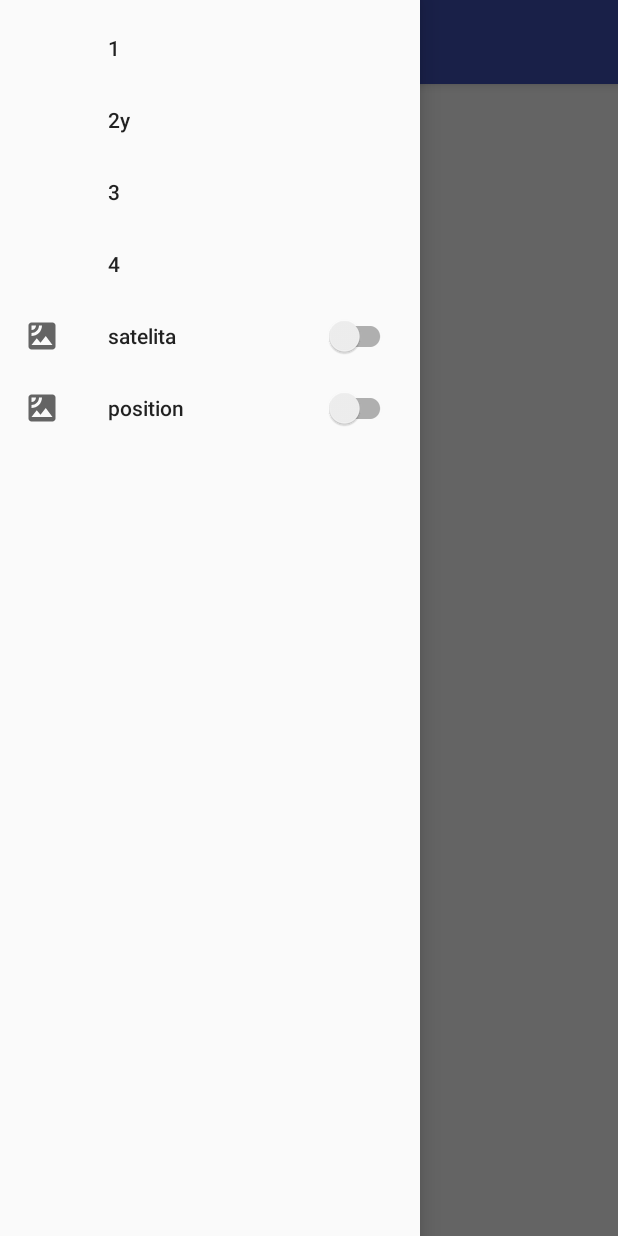
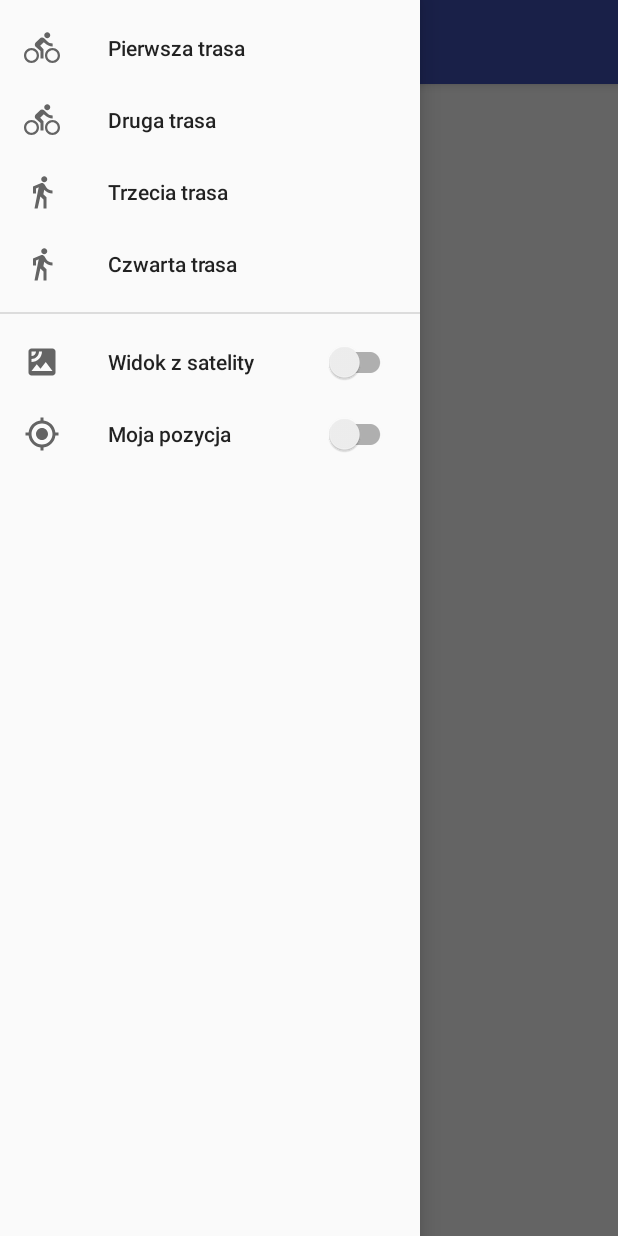
Before and after one commit to tasiuwasiu/PSMA-Maps, an Android app: the MapsActivity screen opened directly, with no data from a screen before it, with the side drawer open, on a phone screen of 412 x 824 dp. Run offline under Robolectric (Android 15) with nearby library versions, the phone set to English and light mode, and no system bars.

```diff
--- a/app/src/main/java/lab/wasikrafal/lab7/MapsActivity.java
+++ b/app/src/main/java/lab/wasikrafal/lab7/MapsActivity.java
@@ -1,8 +1,12 @@
 package lab.wasikrafal.lab7;
 
+import android.Manifest;
+import android.app.Activity;
+import android.content.Context;
+import android.content.SharedPreferences;
 import android.support.annotation.NonNull;
 import android.support.design.widget.NavigationView;
-import android.support.v4.app.FragmentActivity;
+import android.support.v4.app.ActivityCompat;
 import android.os.Bundle;
 import android.support.v4.view.GravityCompat;
 import android.support.v4.widget.DrawerLayout;
@@ -10,10 +14,10 @@ import android.support.v7.app.ActionBar;
 import android.support.v7.app.AppCompatActivity;
 import android.support.v7.widget.SwitchCompat;
 import android.support.v7.widget.Toolbar;
+import android.util.Log;
 import android.view.Menu;
 import android.view.MenuItem;
 import android.widget.CompoundButton;
-import android.widget.Switch;
 import android.widget.Toast;
 
 import com.google.android.gms.maps.CameraUpdateFactory;
@@ -21,21 +25,32 @@ import com.google.android.gms.maps.GoogleMap;
 import com.google.android.gms.maps.OnMapReadyCallback;
 import com.google.android.gms.maps.SupportMapFragment;
 import com.google.android.gms.maps.model.LatLng;
-import com.google.android.gms.maps.model.MarkerOptions;
+import com.google.android.gms.maps.model.Marker;
+import com.google.android.gms.maps.model.Polyline;
+
+import java.util.List;
 
 public class MapsActivity extends AppCompatActivity implements OnMapReadyCallback
 {
 
-    private GoogleMap mMap;
-    private DrawerLayout mDrawerLayout;
-    private NavigationView navigationView;
+    private GoogleMap map;
+    private DrawerLayout drawerLayout;
+    private Activity mapsActivity;
+    private SharedPreferences sharedPreferences;
+    SharedPreferences.Editor preferenceEditor;
+    SwitchCompat satelliteSwitch;
+    SwitchCompat positionSwitch;
+    private List<Polyline> currentRoad;
+    private List<Marker> currentMarkers;
 
     @Override
     protected void onCreate(Bundle savedInstanceState)
     {
         super.onCreate(savedInstanceState);
         setContentView(R.layout.activity_maps);
-        mDrawerLayout = findViewById(R.id.drawer_layout);
+        sharedPreferences = getSharedPreferences("lab.wasikrafal.lab7", Context.MODE_PRIVATE);
+        mapsActivity = this;
+        drawerLayout = findViewById(R.id.drawer_layout);
         Toolbar toolbar = (Toolbar) findViewById(R.id.my_toolbar);
         setSupportActionBar(toolbar);
         ActionBar actionbar = getSupportActionBar();
@@ -44,17 +59,16 @@ public class MapsActivity extends AppCompatActivity implements OnMapReadyCallbac
             actionbar.setHomeAsUpIndicator(R.drawable.ic_menu);
         }
 
-        initNavigationMenu();
-
-
         SupportMapFragment mapFragment = (SupportMapFragment) getSupportFragmentManager()
                 .findFragmentById(R.id.map);
         mapFragment.getMapAsync(this);
+
+        initNavigationMenu();
     }
 
     private void initNavigationMenu()
     {
-        navigationView = (NavigationView) findViewById(R.id.nav_view);
+        NavigationView navigationView = (NavigationView) findViewById(R.id.nav_view);
 
         navigationView.setNavigationItemSelectedListener(
                 new NavigationView.OnNavigationItemSelectedListener() {
@@ -64,29 +78,46 @@ public class MapsActivity extends AppCompatActivity implements OnMapReadyCallbac
 
                         if(id == R.id.nav_first_road)
                         {
-                            mMap.setMapType(GoogleMap.MAP_TYPE_SATELLITE);
+                            showFirstRoad();
+                        }
+                        if(id == R.id.nav_second_road)
+                        {
+                            showSecondRoad();
+                        }
+                        if(id == R.id.nav_third_road)
+                        {
+                            showThirdRoad();
+                        }
+                        if(id == R.id.nav_fourth_road)
+                        {
+                            showFourthRoad();
                         }
 
-
-                        mDrawerLayout.closeDrawers();
+                        drawerLayout.closeDrawers();
                         return true;
                     }
                 });
 
         Menu navigationMenu = navigationView.getMenu();
         MenuItem satelliteItem = navigationMenu.findItem(R.id.nav_satellite);
-        SwitchCompat satelliteSwitch = (SwitchCompat) satelliteItem.getActionView().findViewById(R.id.nav_switch);
+        satelliteSwitch = (SwitchCompat) satelliteItem.getActionView().findViewById(R.id.nav_switch);
         satelliteSwitch.setOnCheckedChangeListener(new CompoundButton.OnCheckedChangeListener()
         {
             @Override
             public void onCheckedChanged(CompoundButton compoundButton, boolean b)
             {
-                Toast.makeText(MapsActivity.this, "is enabled frs: " + b , Toast.LENGTH_SHORT).show();
+                if(b)
+                    map.setMapType(GoogleMap.MAP_TYPE_HYBRID);
+                else
+                    map.setMapType(GoogleMap.MAP_TYPE_NORMAL);
+                preferenceEditor = sharedPreferences.edit();
+                preferenceEditor.putBoolean("satellite", b);
+                preferenceEditor.apply();
             }
         });
 
         MenuItem positionItem = navigationMenu.findItem(R.id.nav_position);
-        SwitchCompat positionSwitch = (SwitchCompat) positionItem.getActionView().findViewById(R.id.nav_switch);
+        positionSwitch = (SwitchCompat) positionItem.getActionView().findViewById(R.id.nav_switch);
         positionSwitch.setOnCheckedChangeListener(new CompoundButton.OnCheckedChangeListener()
         {
             @Override
@@ -94,45 +125,63 @@ public class MapsActivity extends AppCompatActivity implements OnMapReadyCallbac
             {
                 try
                 {
-                    mMap.setMyLocationEnabled(b);
+                    map.setMyLocationEnabled(b);
                 }
                 catch (SecurityException e)
                 {
+                    int resCode=0;
+                    ActivityCompat.requestPermissions(mapsActivity, new String[]{Manifest.permission.ACCESS_COARSE_LOCATION, Manifest.permission.ACCESS_FINE_LOCATION},resCode);
                     Toast.makeText(MapsActivity.this, "GPS error" , Toast.LENGTH_LONG).show();
                     compoundButton.setChecked(false);
                 }
-                //Toast.makeText(MapsActivity.this, "is enabled sec: " + b , Toast.LENGTH_SHORT).show();
+                preferenceEditor = sharedPreferences.edit();
+                preferenceEditor.putBoolean("position", positionSwitch.isChecked());
+                preferenceEditor.apply();
             }
         });
     }
 
+    private void load()
+    {
+        satelliteSwitch.setChecked(sharedPreferences.getBoolean("satellite", false));
+        positionSwitch.setChecked(sharedPreferences.getBoolean("position", false));
+    }
 
-    /**
-     * Manipulates the map once available.
-     * This callback is triggered when the map is ready to be used.
-     * This is where we can add markers or lines, add listeners or move the camera. In this case,
-     * we just add a marker near Sydney, Australia.
-     * If Google Play services is not installed on the device, the user will be prompted to install
-     * it inside the SupportMapFragment. This method will only be triggered once the user has
-     * installed Google Play services and returned to the app.
-     */
+    private void showFirstRoad()
+    {
+        Toast.makeText(MapsActivity.this, "showingfirst" , Toast.LENGTH_LONG).show();
+    }
+
+    private void showSecondRoad()
+    {
+        Toast.makeText(MapsActivity.this, "showing second" , Toast.LENGTH_LONG).show();
+    }
+
+    private void showThirdRoad()
+    {
+        Toast.makeText(MapsActivity.this, "showing third" , Toast.LENGTH_LONG).show();
+    }
+
+    private void showFourthRoad()
+    {
+        Toast.makeText(MapsActivity.this, "showing fourth" , Toast.LENGTH_LONG).show();
+    }
+
     @Override
     public void onMapReady(GoogleMap googleMap)
     {
-        mMap = googleMap;
+        map = googleMap;
+        load();
+        LatLng wroclaw = new LatLng(51.0636, 17.0326);
+        map.animateCamera(CameraUpdateFactory.newLatLngZoom(wroclaw, 11.0f));
 
-        // Add a marker in Sydney and move the camera
-        LatLng wroclaw = new LatLng(51.0636, 17.0326);
-        //mMap.addMarker(new MarkerOptions().position(wroclaw).title("Marker in wroclaw"));
-        mMap.animateCamera(CameraUpdateFactory.newLatLngZoom(wroclaw, 11.0f));
-        //mMap.moveCamera(CameraUpdateFactory.newLatLng(wroclaw));
     }
 
     @Override
     public boolean onOptionsItemSelected(MenuItem item) {
         switch (item.getItemId()) {
             case android.R.id.home:
-                mDrawerLayout.openDrawer(GravityCompat.START);
+                drawerLayout.openDrawer(GravityCompat.START);
                 return true;
         }
         return super.onOptionsItemSelected(item);
@@ -141,8 +190,8 @@ public class MapsActivity extends AppCompatActivity implements OnMapReadyCallbac
     @Override
     public void onBackPressed()
     {
-        if (mDrawerLayout.isDrawerOpen(GravityCompat.START)) {
-            mDrawerLayout.closeDrawer(GravityCompat.START);
+        if (drawerLayout.isDrawerOpen(GravityCompat.START)) {
+            drawerLayout.closeDrawer(GravityCompat.START);
         } else {
             super.onBackPressed();
         }
--- /dev/null
+++ b/app/src/main/res/drawable/ic_bike.xml
@@ -0,0 +1,9 @@
+<vector xmlns:android="http://schemas.android.com/apk/res/android"
+        android:width="24dp"
+        android:height="24dp"
+        android:viewportWidth="24.0"
+        android:viewportHeight="24.0">
+    <path
+        android:fillColor="#FF000000"
+        android:pathData="M15.5,5.5c1.1,0 2,-0.9 2,-2s-0.9,-2 -2,-2 -2,0.9 -2,2 0.9,2 2,2zM5,12c-2.8,0 -5,2.2 -5,5s2.2,5 5,5 5,-2.2 5,-5 -2.2,-5 -5,-5zM5,20.5c-1.9,0 -3.5,-1.6 -3.5,-3.5s1.6,-3.5 3.5,-3.5 3.5,1.6 3.5,3.5 -1.6,3.5 -3.5,3.5zM10.8,10.5l2.4,-2.4 0.8,0.8c1.3,1.3 3,2.1 5.1,2.1L19.1,9c-1.5,0 -2.7,-0.6 -3.6,-1.5l-1.9,-1.9c-0.5,-0.4 -1,-0.6 -1.6,-0.6s-1.1,0.2 -1.4,0.6L7.8,8.4c-0.4,0.4 -0.6,0.9 -0.6,1.4 0,0.6 0.2,1.1 0.6,1.4L11,14v5h2v-6.2l-2.2,-2.3zM19,12c-2.8,0 -5,2.2 -5,5s2.2,5 5,5 5,-2.2 5,-5 -2.2,-5 -5,-5zM19,20.5c-1.9,0 -3.5,-1.6 -3.5,-3.5s1.6,-3.5 3.5,-3.5 3.5,1.6 3.5,3.5 -1.6,3.5 -3.5,3.5z"/>
+</vector>
--- /dev/null
+++ b/app/src/main/res/drawable/ic_position.xml
@@ -0,0 +1,9 @@
+<vector xmlns:android="http://schemas.android.com/apk/res/android"
+        android:width="24dp"
+        android:height="24dp"
+        android:viewportWidth="24.0"
+        android:viewportHeight="24.0">
+    <path
+        android:fillColor="#FF000000"
+        android:pathData="M12,8c-2.21,0 -4,1.79 -4,4s1.79,4 4,4 4,-1.79 4,-4 -1.79,-4 -4,-4zM20.94,11c-0.46,-4.17 -3.77,-7.48 -7.94,-7.94L13,1h-2v2.06C6.83,3.52 3.52,6.83 3.06,11L1,11v2h2.06c0.46,4.17 3.77,7.48 7.94,7.94L11,23h2v-2.06c4.17,-0.46 7.48,-3.77 7.94,-7.94L23,13v-2h-2.06zM12,19c-3.87,0 -7,-3.13 -7,-7s3.13,-7 7,-7 7,3.13 7,7 -3.13,7 -7,7z"/>
+</vector>
--- /dev/null
+++ b/app/src/main/res/drawable/ic_walk.xml
@@ -0,0 +1,9 @@
+<vector xmlns:android="http://schemas.android.com/apk/res/android"
+        android:width="24dp"
+        android:height="24dp"
+        android:viewportWidth="24.0"
+        android:viewportHeight="24.0">
+    <path
+        android:fillColor="#FF000000"
+        android:pathData="M13.5,5.5c1.1,0 2,-0.9 2,-2s-0.9,-2 -2,-2 -2,0.9 -2,2 0.9,2 2,2zM9.8,8.9L7,23h2.1l1.8,-8 2.1,2v6h2v-7.5l-2.1,-2 0.6,-3C14.8,12 16.8,13 19,13v-2c-1.9,0 -3.5,-1 -4.3,-2.4l-1,-1.6c-0.4,-0.6 -1,-1 -1.7,-1 -0.3,0 -0.5,0.1 -0.8,0.1L6,8.3V13h2V9.6l1.8,-0.7"/>
+</vector>
--- a/app/src/main/res/layout/activity_maps.xml
+++ b/app/src/main/res/layout/activity_maps.xml
@@ -8,7 +8,6 @@
     android:layout_width="match_parent"
     android:layout_height="match_parent"
     android:fitsSystemWindows="true">
-
 
     <FrameLayout
         android:id="@+id/content_frame"
@@ -26,7 +25,6 @@
 
         <fragment
                   xmlns:map="http://schemas.android.com/apk/res-auto"
-
                   android:id="@+id/map"
                   android:name="com.google.android.gms.maps.SupportMapFragment"
                   android:layout_width="match_parent"
--- a/app/src/main/res/menu/drawer_view.xml
+++ b/app/src/main/res/menu/drawer_view.xml
@@ -1,39 +1,41 @@
 <?xml version="1.0" encoding="utf-8"?>
 <menu xmlns:android="http://schemas.android.com/apk/res/android"
       xmlns:app="http://schemas.android.com/apk/res-auto">
-    <group android:checkableBehavior="single">
+
+    <group android:checkableBehavior="single"
+        android:id="@+id/nav_road_group">
         <item
             android:id="@+id/nav_first_road"
+            android:icon="@drawable/ic_bike"
+            android:title="@string/pierwsza_trasa" />
+        <item
+            android:id="@+id/nav_second_road"
+            android:icon="@drawable/ic_bike"
+            android:title="@string/druga_trasa" />
+        <item
+            android:id="@+id/nav_third_road"
+            android:icon="@drawable/ic_walk"
+            android:title="@string/trzecia_trasa" />
+        <item
+            android:id="@+id/nav_fourth_road"
+            android:icon="@drawable/ic_walk"
+            android:title="@string/czwarta_trasa" />
+    </group>
 
-            android:title="1" />
-        <item
-            android:id="@+id/nav_gallery"
-
-            android:title="2y" />
-        <item
-            android:id="@+id/nav_slideshow"
-
-            android:title="3" />
-        <item
-            android:id="@+id/nav_manage"
-            android:title="4" />
-    </group>
-    <group>
-
-
+    <group
+        android:id="@+id/nav_settings_group">
         <item
             android:id = "@+id/nav_satellite"
             android:icon = "@drawable/ic_satellite"
-            android:title="satelita"
+            android:title="@string/widok_z_satelity"
             app:actionLayout = "@layout/layout_switch"
             />
         <item
             android:id = "@+id/nav_position"
-            android:icon = "@drawable/ic_satellite"
-            android:title="position"
+            android:icon = "@drawable/ic_position"
+            android:title="@string/moja_pozycja"
             app:actionLayout = "@layout/layout_switch"
             />
     </group>
 
-
 </menu>
--- a/app/src/main/res/values/strings.xml
+++ b/app/src/main/res/values/strings.xml
@@ -1,4 +1,10 @@
 <resources>
     <string name="app_name">Lab7</string>
     <string name="title_activity_maps">Map</string>
+    <string name="widok_z_satelity">Widok z satelity</string>
+    <string name="moja_pozycja">Moja pozycja</string>
+    <string name="pierwsza_trasa">Pierwsza trasa</string>
+    <string name="druga_trasa">Druga trasa</string>
+    <string name="trzecia_trasa">Trzecia trasa</string>
+    <string name="czwarta_trasa">Czwarta trasa</string>
 </resources>
```
